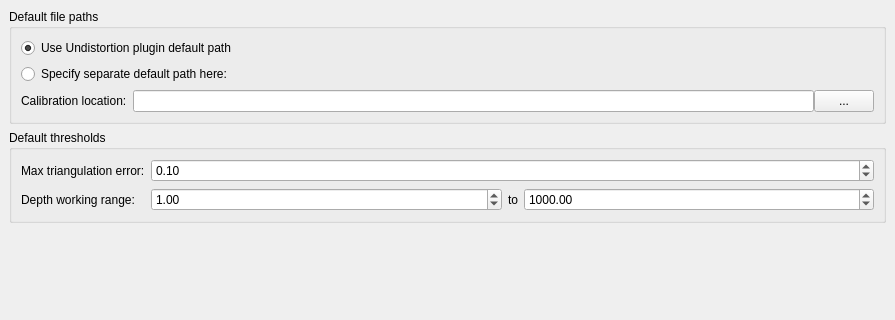
Old version of the form Code/Gui/MITK/Plugins/uk.ac.ucl.cmic.igisurfacerecon/src/internal/SurfaceReconViewPreferencePage.ui in the repository NifTK/NifTK; both pictures show x 0 to 895 and y 0 to 320 of the 895 by 817 pixel window.
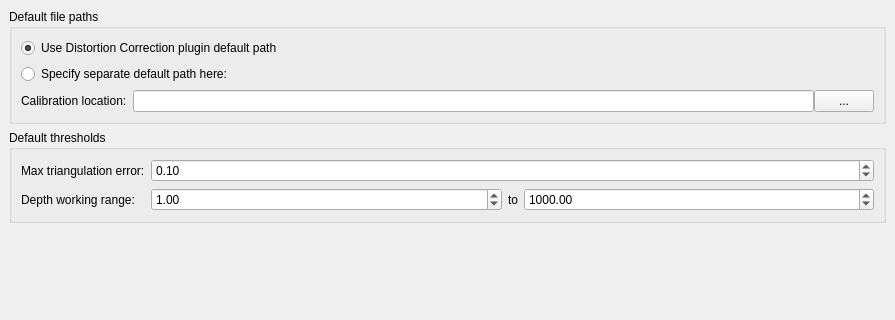
New version of the form.

Commit message: Bug #2561: sneak in a gui consistency fix

```diff
--- a/Code/Gui/MITK/Plugins/uk.ac.ucl.cmic.igisurfacerecon/src/internal/SurfaceReconViewPreferencePage.ui
+++ b/Code/Gui/MITK/Plugins/uk.ac.ucl.cmic.igisurfacerecon/src/internal/SurfaceReconViewPreferencePage.ui
@@ -75,7 +75,7 @@
          <item row="0" column="0" colspan="2">
           <widget class="QRadioButton" name="m_UseUndistortionDefaultPathRadioButton">
            <property name="text">
-            <string>Use Undistortion plugin default path</string>
+            <string>Use Distortion Correction plugin default path</string>
            </property>
            <property name="checked">
             <bool>true</bool>
```
